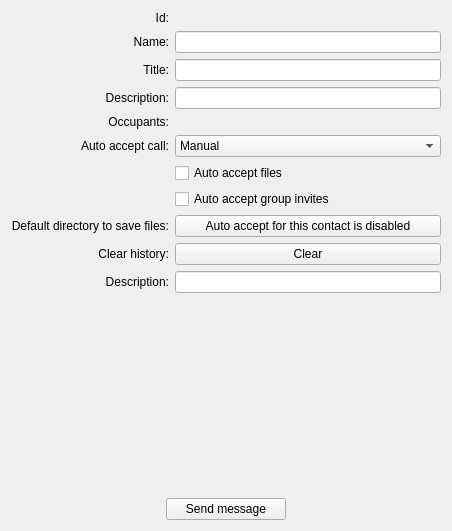
Qt form src/modules/im/src/widget/form/aboutgroupform.ui (okstar-org/ok-msg-desktop) before a commit.
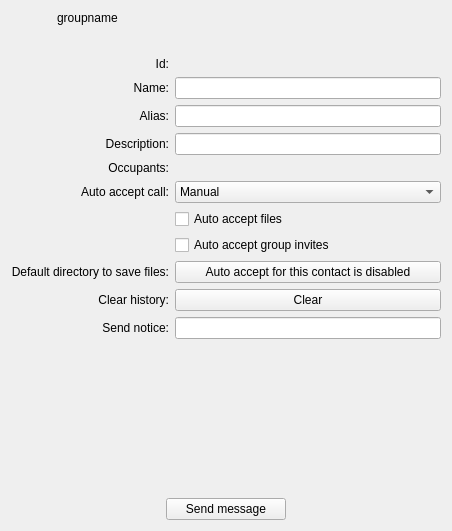
The same form after that commit. Icons and pictures are not drawn.

Diff of the .ui file:
```diff
--- a/src/modules/im/src/widget/form/aboutgroupform.ui
+++ b/src/modules/im/src/widget/form/aboutgroupform.ui
@@ -14,39 +14,99 @@
    <string>Form</string>
   </property>
   <layout class="QGridLayout" name="gridLayout">
-   <item row="6" column="0">
-    <layout class="QGridLayout" name="gridLayout_2">
-     <item row="1" column="0">
-      <widget class="QPushButton" name="sendMessage">
-       <property name="maximumSize">
-        <size>
-         <width>120</width>
-         <height>60</height>
-        </size>
-       </property>
-       <property name="text">
-        <string>Send message</string>
-       </property>
-      </widget>
-     </item>
-     <item row="0" column="0">
-      <spacer name="verticalSpacer">
-       <property name="orientation">
-        <enum>Qt::Vertical</enum>
-       </property>
-       <property name="sizeHint" stdset="0">
-        <size>
-         <width>20</width>
-         <height>40</height>
-        </size>
-       </property>
-      </spacer>
+   <item row="0" column="0">
+    <layout class="QVBoxLayout" name="headLayout">
+     <item>
+      <layout class="QGridLayout" name="avatarLayout">
+       <item row="0" column="1">
+        <layout class="QVBoxLayout" name="verticalLayout_2">
+         <item>
+          <widget class="QLabel" name="groupName">
+           <property name="text">
+            <string>groupname</string>
+           </property>
+           <property name="textFormat">
+            <enum>Qt::PlainText</enum>
+           </property>
+           <property name="alignment">
+            <set>Qt::AlignLeading|Qt::AlignLeft|Qt::AlignTop</set>
+           </property>
+           <property name="textInteractionFlags">
+            <set>Qt::LinksAccessibleByMouse|Qt::TextSelectableByMouse</set>
+           </property>
+          </widget>
+         </item>
+         <item alignment="Qt::AlignBottom">
+          <widget class="QLabel" name="subject">
+           <property name="sizePolicy">
+            <sizepolicy hsizetype="MinimumExpanding" vsizetype="MinimumExpanding">
+             <horstretch>0</horstretch>
+             <verstretch>0</verstretch>
+            </sizepolicy>
+           </property>
+           <property name="autoFillBackground">
+            <bool>false</bool>
+           </property>
+           <property name="text">
+            <string notr="true"/>
+           </property>
+           <property name="textFormat">
+            <enum>Qt::PlainText</enum>
+           </property>
+           <property name="alignment">
+            <set>Qt::AlignLeading|Qt::AlignLeft|Qt::AlignTop</set>
+           </property>
+           <property name="wordWrap">
+            <bool>true</bool>
+           </property>
+           <property name="textInteractionFlags">
+            <set>Qt::LinksAccessibleByMouse|Qt::TextSelectableByMouse</set>
+           </property>
+          </widget>
+         </item>
+        </layout>
+       </item>
+       <item row="0" column="0">
+        <widget class="QLabel" name="avatar">
+         <property name="sizePolicy">
+          <sizepolicy hsizetype="Preferred" vsizetype="Minimum">
+           <horstretch>0</horstretch>
+           <verstretch>0</verstretch>
+          </sizepolicy>
+         </property>
+         <property name="minimumSize">
+          <size>
+           <width>40</width>
+           <height>40</height>
+          </size>
+         </property>
+         <property name="maximumSize">
+          <size>
+           <width>40</width>
+           <height>40</height>
+          </size>
+         </property>
+         <property name="text">
+          <string/>
+         </property>
+         <property name="textFormat">
+          <enum>Qt::PlainText</enum>
+         </property>
+         <property name="pixmap">
+          <pixmap>../../../img/contact_dark.svg</pixmap>
+         </property>
+         <property name="scaledContents">
+          <bool>true</bool>
+         </property>
+        </widget>
+       </item>
+      </layout>
      </item>
     </layout>
    </item>
-   <item row="5" column="0">
+   <item row="4" column="0">
     <layout class="QGridLayout" name="infoLayout">
-     <item row="12" column="0">
+     <item row="11" column="0">
       <widget class="QLabel" name="autoAcceptCallLabel">
        <property name="text">
         <string>Auto accept call:</string>
@@ -56,30 +116,7 @@
        </property>
       </widget>
      </item>
-     <item row="8" column="0">
-      <widget class="QLabel" name="countLabel">
-       <property name="layoutDirection">
-        <enum>Qt::LeftToRight</enum>
-       </property>
-       <property name="text">
-        <string>Occupants:</string>
-       </property>
-       <property name="alignment">
-        <set>Qt::AlignRight|Qt::AlignTrailing|Qt::AlignVCenter</set>
-       </property>
-      </widget>
-     </item>
-     <item row="6" column="1">
-      <widget class="QLineEdit" name="desc"/>
-     </item>
-     <item row="8" column="1">
-      <widget class="QLabel" name="occupants">
-       <property name="text">
-        <string notr="true"/>
-       </property>
-      </widget>
-     </item>
-     <item row="13" column="1">
+     <item row="12" column="1">
       <widget class="QCheckBox" name="autoacceptfile">
        <property name="accessibleDescription">
         <string>Automatically accept files from contact if set</string>
@@ -89,20 +126,26 @@
        </property>
       </widget>
      </item>
-     <item row="15" column="1">
-      <widget class="QCheckBox" name="autogroupinvite">
-       <property name="accessibleDescription">
-        <string>Automatically accept group chat invitations from this contact if set.</string>
-       </property>
+     <item row="5" column="0">
+      <widget class="QLabel" name="descLabel">
        <property name="text">
-        <string>Auto accept group invites</string>
+        <string>Description:</string>
+       </property>
+       <property name="alignment">
+        <set>Qt::AlignRight|Qt::AlignTrailing|Qt::AlignVCenter</set>
        </property>
       </widget>
      </item>
-     <item row="17" column="1">
-      <widget class="QPushButton" name="removeHistory">
+     <item row="5" column="1">
+      <widget class="QLineEdit" name="desc"/>
+     </item>
+     <item row="1" column="0">
+      <widget class="QLabel" name="idLabel">
        <property name="text">
-        <string>Clear</string>
+        <string>Id:</string>
+       </property>
+       <property name="alignment">
+        <set>Qt::AlignRight|Qt::AlignTrailing|Qt::AlignVCenter</set>
        </property>
       </widget>
      </item>
@@ -116,17 +159,34 @@
        </property>
       </widget>
      </item>
-     <item row="17" column="0">
-      <widget class="QLabel" name="label">
+     <item row="7" column="1">
+      <widget class="QLabel" name="occupants">
        <property name="text">
-        <string>Clear history:</string>
+        <string notr="true"/>
+       </property>
+      </widget>
+     </item>
+     <item row="2" column="1">
+      <widget class="QLineEdit" name="name"/>
+     </item>
+     <item row="15" column="1">
+      <widget class="QPushButton" name="selectSaveDir">
+       <property name="text">
+        <string>Auto accept for this contact is disabled</string>
+       </property>
+      </widget>
+     </item>
+     <item row="15" column="0">
+      <widget class="QLabel" name="saveFileLabel">
+       <property name="text">
+        <string>Default directory to save files:</string>
        </property>
        <property name="alignment">
         <set>Qt::AlignRight|Qt::AlignTrailing|Qt::AlignVCenter</set>
        </property>
       </widget>
      </item>
-     <item row="12" column="1">
+     <item row="11" column="1">
       <widget class="QComboBox" name="autoacceptcall">
        <item>
         <property name="text">
@@ -145,6 +205,16 @@
        </item>
       </widget>
      </item>
+     <item row="16" column="0">
+      <widget class="QLabel" name="label">
+       <property name="text">
+        <string>Clear history:</string>
+       </property>
+       <property name="alignment">
+        <set>Qt::AlignRight|Qt::AlignTrailing|Qt::AlignVCenter</set>
+       </property>
+      </widget>
+     </item>
      <item row="1" column="1">
       <widget class="QLabel" name="id">
        <property name="text">
@@ -152,46 +222,23 @@
        </property>
       </widget>
      </item>
-     <item row="16" column="0">
-      <widget class="QLabel" name="saveFileLabel">
-       <property name="text">
-        <string>Default directory to save files:</string>
+     <item row="14" column="1">
+      <widget class="QCheckBox" name="autogroupinvite">
+       <property name="accessibleDescription">
+        <string>Automatically accept group chat invitations from this contact if set.</string>
        </property>
-       <property name="alignment">
-        <set>Qt::AlignRight|Qt::AlignTrailing|Qt::AlignVCenter</set>
-       </property>
-      </widget>
-     </item>
-     <item row="6" column="0">
-      <widget class="QLabel" name="descLabel">
        <property name="text">
-        <string>Description:</string>
+        <string>Auto accept group invites</string>
        </property>
-       <property name="alignment">
-        <set>Qt::AlignRight|Qt::AlignTrailing|Qt::AlignVCenter</set>
-       </property>
       </widget>
      </item>
-     <item row="4" column="0">
-      <widget class="QLabel" name="titleLabel">
-       <property name="text">
-        <string>Title:</string>
+     <item row="7" column="0">
+      <widget class="QLabel" name="countLabel">
+       <property name="layoutDirection">
+        <enum>Qt::LeftToRight</enum>
        </property>
-       <property name="alignment">
-        <set>Qt::AlignRight|Qt::AlignTrailing|Qt::AlignVCenter</set>
-       </property>
-      </widget>
-     </item>
-     <item row="2" column="1">
-      <widget class="QLineEdit" name="name"/>
-     </item>
-     <item row="4" column="1">
-      <widget class="QLineEdit" name="title"/>
-     </item>
-     <item row="1" column="0">
-      <widget class="QLabel" name="idLabel">
        <property name="text">
-        <string>Id:</string>
+        <string>Occupants:</string>
        </property>
        <property name="alignment">
         <set>Qt::AlignRight|Qt::AlignTrailing|Qt::AlignVCenter</set>
@@ -199,29 +246,72 @@
       </widget>
      </item>
      <item row="16" column="1">
-      <widget class="QPushButton" name="selectSaveDir">
+      <widget class="QPushButton" name="removeHistory">
        <property name="text">
-        <string>Auto accept for this contact is disabled</string>
+        <string>Clear</string>
        </property>
       </widget>
      </item>
-     <item row="18" column="0">
-      <widget class="QLabel" name="nickLabel">
+     <item row="17" column="0">
+      <widget class="QLabel" name="noticeLabel">
        <property name="text">
-        <string>Description:</string>
+        <string>Send notice:</string>
        </property>
        <property name="alignment">
         <set>Qt::AlignRight|Qt::AlignTrailing|Qt::AlignVCenter</set>
        </property>
       </widget>
      </item>
-     <item row="18" column="1">
-      <widget class="QLineEdit" name="nick"/>
+     <item row="17" column="1">
+      <widget class="QLineEdit" name="notice"/>
      </item>
+     <item row="3" column="0">
+      <widget class="QLabel" name="aliasLabel">
+       <property name="text">
+        <string>Alias:</string>
+       </property>
+       <property name="alignment">
+        <set>Qt::AlignRight|Qt::AlignTrailing|Qt::AlignVCenter</set>
+       </property>
+      </widget>
+     </item>
+     <item row="3" column="1">
+      <widget class="QLineEdit" name="alias"/>
+     </item>
     </layout>
    </item>
-   <item row="3" column="0">
-    <layout class="QVBoxLayout" name="verticalLayout">
+   <item row="6" column="0">
+    <layout class="QGridLayout" name="actionLayout">
+     <item row="1" column="0">
+      <widget class="QPushButton" name="sendMessage">
+       <property name="maximumSize">
+        <size>
+         <width>120</width>
+         <height>60</height>
+        </size>
+       </property>
+       <property name="text">
+        <string>Send message</string>
+       </property>
+      </widget>
+     </item>
+     <item row="0" column="0">
+      <spacer name="verticalSpacer">
+       <property name="orientation">
+        <enum>Qt::Vertical</enum>
+       </property>
+       <property name="sizeHint" stdset="0">
+        <size>
+         <width>20</width>
+         <height>40</height>
+        </size>
+       </property>
+      </spacer>
+     </item>
+    </layout>
+   </item>
+   <item row="5" column="0">
+    <layout class="QVBoxLayout" name="occupantsLayout">
      <item>
       <layout class="QHBoxLayout" name="friendListLayout"/>
      </item>
```
